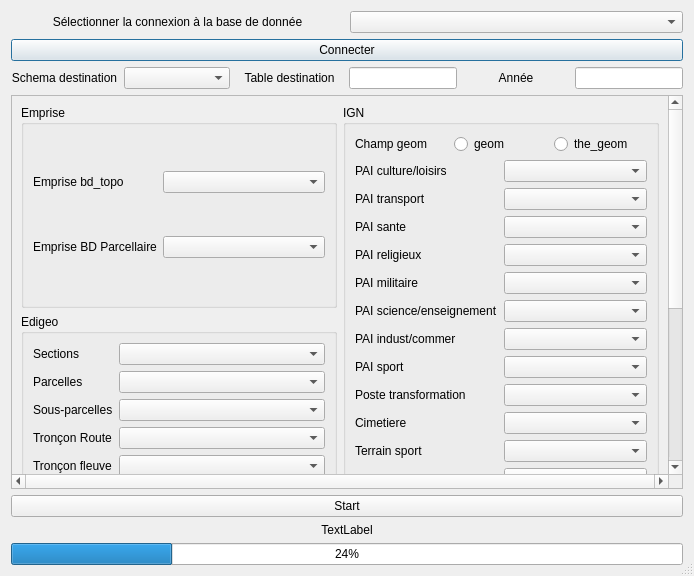
Before: the Qt Designer form Outil-Socle-MOS/socle_mos/interface_socle.ui in SIRS-CLS/mos-adeupa-ce, drawn with Qt 5.
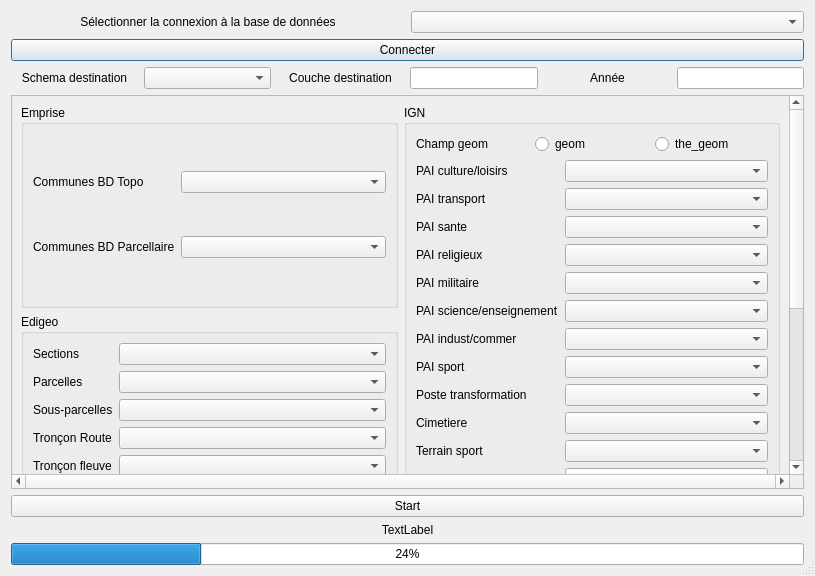
After: the same form once the commit is applied.

What changed in the file:
```diff
--- a/Outil-Socle-MOS/socle_mos/interface_socle.ui
+++ b/Outil-Socle-MOS/socle_mos/interface_socle.ui
@@ -6,7 +6,7 @@
    <rect>
     <x>0</x>
     <y>0</y>
-    <width>694</width>
+    <width>815</width>
     <height>576</height>
    </rect>
   </property>
@@ -40,7 +40,7 @@
         <enum>Qt::LeftToRight</enum>
        </property>
        <property name="text">
-        <string>Sélectionner la connexion à la base de donnée</string>
+        <string>Sélectionner la connexion à la base de données</string>
        </property>
        <property name="alignment">
         <set>Qt::AlignCenter</set>
@@ -83,7 +83,7 @@
      <item>
       <widget class="QLabel" name="label_13">
        <property name="text">
-        <string>Table destination</string>
+        <string>Couche destination</string>
        </property>
        <property name="alignment">
         <set>Qt::AlignCenter</set>
@@ -138,8 +138,8 @@
        <rect>
         <x>0</x>
         <y>0</y>
-        <width>658</width>
-        <height>709</height>
+        <width>778</width>
+        <height>618</height>
        </rect>
       </property>
       <layout class="QGridLayout" name="gridLayout_2">
@@ -160,7 +160,7 @@
             <item row="1" column="0">
              <widget class="QLabel" name="label_14">
               <property name="text">
-               <string>Emprise bd_topo</string>
+               <string>Communes BD Topo</string>
               </property>
              </widget>
             </item>
@@ -179,7 +179,7 @@
                </sizepolicy>
               </property>
               <property name="text">
-               <string>Emprise BD Parcellaire</string>
+               <string>Communes BD Parcellaire</string>
               </property>
              </widget>
             </item>
```
Left out of the diff: 2 changed lines with no effect on the pictures.
